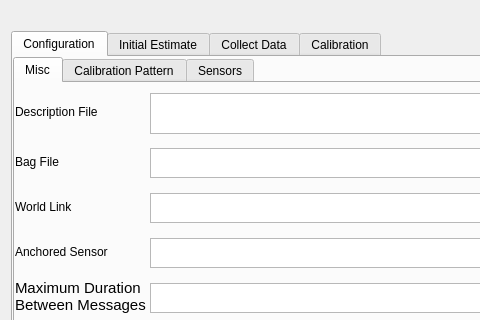
The window that atom_rviz_plugin/src/ui/calibration_panel.ui (lardemua/atom_rviz_plugin) describes before a commit, drawn with Qt 5; both pictures show x 0 to 480 and y 0 to 320 of the 622 by 419 pixel window.
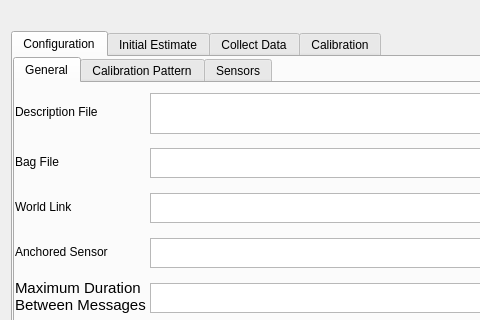
The same window after the commit. The open tabs and pages were chosen to show the change.

Patch:
```diff
--- a/atom_rviz_plugin/src/ui/calibration_panel.ui
+++ b/atom_rviz_plugin/src/ui/calibration_panel.ui
@@ -47,7 +47,7 @@
        </property>
        <widget class="QWidget" name="miscellaneousParamsTab">
         <attribute name="title">
-         <string>Misc</string>
+         <string>General</string>
         </attribute>
         <widget class="QTextEdit" name="paramDescriptionFileTextEdit">
          <property name="enabled">
```
Left out of the diff: 2 changed lines with no effect on the pictures.
